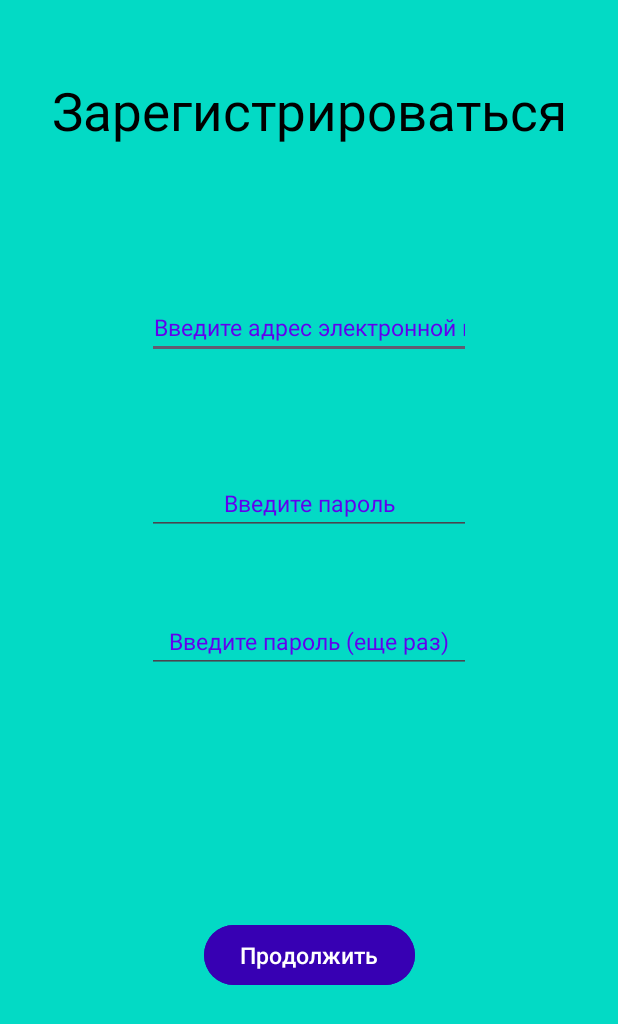
After one commit to sanai1/Financial_Wunderwaffe, an Android app: the fragment WelcomeFragmentRegistration shown on its own in the app's theme, on a phone screen of 412 x 824 dp. The commit adds this screen. Shown: the top 1024 px of the screen. Run offline under Robolectric (Android 15) with nearby library versions, the phone set to English and light mode, and no system bars.

Commit message:
добавление активности с фрагментами для входа и регистрации пользователя

```diff
--- /dev/null
+++ b/app/src/main/java/com/example/financialwunderwaffe/Fragments/WelcomeFragmentRegistration.kt
@@ -0,0 +1,22 @@
+package com.example.financialwunderwaffe.Fragments
+
+import android.os.Bundle
+import androidx.fragment.app.Fragment
+import android.view.LayoutInflater
+import android.view.View
+import android.view.ViewGroup
+import com.example.financialwunderwaffe.R
+
+class WelcomeFragmentRegistration : Fragment() {
+
+    override fun onCreate(savedInstanceState: Bundle?) {
+        super.onCreate(savedInstanceState)
+
+    }
+
+    override fun onCreateView(inflater: LayoutInflater, container: ViewGroup?, savedInstanceState: Bundle?): View? {
+        return inflater.inflate(R.layout.fragment_welcome_registration, container, false)
+
+    }
+
+}
--- /dev/null
+++ b/app/src/main/res/layout/fragment_welcome_registration.xml
@@ -0,0 +1,84 @@
+<?xml version="1.0" encoding="utf-8"?>
+<androidx.constraintlayout.widget.ConstraintLayout xmlns:android="http://schemas.android.com/apk/res/android"
+    xmlns:app="http://schemas.android.com/apk/res-auto"
+    xmlns:tools="http://schemas.android.com/tools"
+    android:layout_width="match_parent"
+    android:layout_height="match_parent">
+
+    <include layout="@layout/main_color"/>
+
+    <TextView
+        android:id="@+id/textView5"
+        android:layout_width="wrap_content"
+        android:layout_height="wrap_content"
+        android:text="@string/register"
+        android:textColor="@color/black"
+        android:textSize="35sp"
+        android:layout_marginTop="50sp"
+        app:layout_constraintEnd_toEndOf="parent"
+        app:layout_constraintStart_toStartOf="parent"
+        app:layout_constraintTop_toTopOf="parent" />
+
+    <EditText
+        android:id="@+id/editTextTextEmailAddressRegister"
+        android:layout_width="wrap_content"
+        android:layout_height="wrap_content"
+        android:ems="12"
+        android:hint="@string/enter_email"
+        android:textColorHint="@color/purple_500"
+        android:gravity="center"
+        android:textSize="15sp"
+        android:textColor="@color/black"
+        android:inputType="textEmailAddress"
+        android:layout_marginTop="100sp"
+        app:layout_constraintEnd_toEndOf="parent"
+        app:layout_constraintStart_toStartOf="parent"
+        app:layout_constraintTop_toBottomOf="@+id/textView5" />
+
+    <EditText
+        android:id="@+id/editTextNumberPasswordRegister"
+        android:layout_width="wrap_content"
+        android:layout_height="wrap_content"
+        android:ems="12"
+        android:hint="@string/enter_password"
+        android:textColorHint="@color/purple_500"
+        android:gravity="center"
+        android:textColor="@color/black"
+        android:textSize="15sp"
+        android:inputType="numberPassword"
+        android:layout_marginTop="75sp"
+        app:layout_constraintEnd_toEndOf="parent"
+        app:layout_constraintStart_toStartOf="parent"
+        app:layout_constraintTop_toBottomOf="@+id/editTextTextEmailAddressRegister" />
+
+    <EditText
+        android:id="@+id/editTextNumberPasswordRegisterPasswordAgain"
+        android:layout_width="wrap_content"
+        android:layout_height="wrap_content"
+        android:ems="12"
+        android:hint="@string/enter_password_again"
+        android:textColorHint="@color/purple_500"
+        android:gravity="center"
+        android:textSize="15sp"
+        android:textColor="@color/black"
+        android:inputType="numberPassword"
+        android:layout_marginTop="50sp"
+        app:layout_constraintEnd_toEndOf="parent"
+        app:layout_constraintStart_toStartOf="parent"
+        app:layout_constraintTop_toBottomOf="@+id/editTextNumberPasswordRegister" />
+
+    <Button
+        android:id="@+id/buttonResumeRegister"
+        android:layout_width="wrap_content"
+        android:layout_height="wrap_content"
+        android:text="@string/resume"
+        android:textColor="@color/white"
+        android:textSize="15sp"
+        android:backgroundTint="@color/purple_700"
+        app:layout_constraintBottom_toBottomOf="parent"
+        app:layout_constraintEnd_toEndOf="parent"
+        app:layout_constraintStart_toStartOf="parent"
+        app:layout_constraintTop_toBottomOf="@+id/editTextNumberPasswordRegisterPasswordAgain" />
+
+
+</androidx.constraintlayout.widget.ConstraintLayout>
--- /dev/null
+++ b/app/src/main/res/layout/main_color.xml
@@ -0,0 +1,7 @@
+<?xml version="1.0" encoding="utf-8"?>
+<androidx.constraintlayout.widget.ConstraintLayout xmlns:android="http://schemas.android.com/apk/res/android"
+    android:layout_width="match_parent"
+    android:layout_height="match_parent"
+    android:background="@color/teal_200">
+
+</androidx.constraintlayout.widget.ConstraintLayout>
--- a/app/src/main/res/values/strings.xml
+++ b/app/src/main/res/values/strings.xml
@@ -42,4 +42,16 @@
         libero vel nunc consequat, quis tincidunt nisl eleifend. Cras bibendum enim a justo luctus
         vestibulum. Fusce dictum libero quis erat maximus, vitae volutpat diam dignissim.
     </string>
+    <string name="loading">Loading...</string>
+    <!-- TODO: Remove or change this placeholder text -->
+    <string name="hello_blank_fragment">Hello blank fragment</string>
+    <string name="welcome_phrase">Добро пожаловать!</string>
+    <string name="question_before_signIn">Уже есть аккаунт?</string>
+    <string name="question_before_auth">Только начинаете\nпользоваться приложением?</string>
+    <string name="log_in">Авторизоваться</string>
+    <string name="register">Зарегистрироваться</string>
+    <string name="resume">Продолжить</string>
+    <string name="enter_password">Введите пароль</string>
+    <string name="enter_email">Введите адрес электронной почты</string>
+    <string name="enter_password_again">Введите пароль (еще раз)</string>
 </resources>
```
Also changed, not shown: app/src/main/java/com/example/financialwunderwaffe/Fragments/WelcomeFragmentLogIn.kt (added, +23 -0 lines), app/src/main/java/com/example/financialwunderwaffe/Fragments/WelcomeFragmentStart.kt (added, +35 -0 lines), app/src/main/java/com/example/financialwunderwaffe/MainActivity.kt (+19 -2 lines), app/src/main/res/layout/activity_main.xml (+5 -10 lines), app/src/main/res/layout/fragment_welcome_log_in.xml (added, +69 -0 lines), app/src/main/res/layout/fragment_welcome_start.xml (added, +73 -0 lines), app/src/main/res/layout/loading.xml (added, +30 -0 lines).
